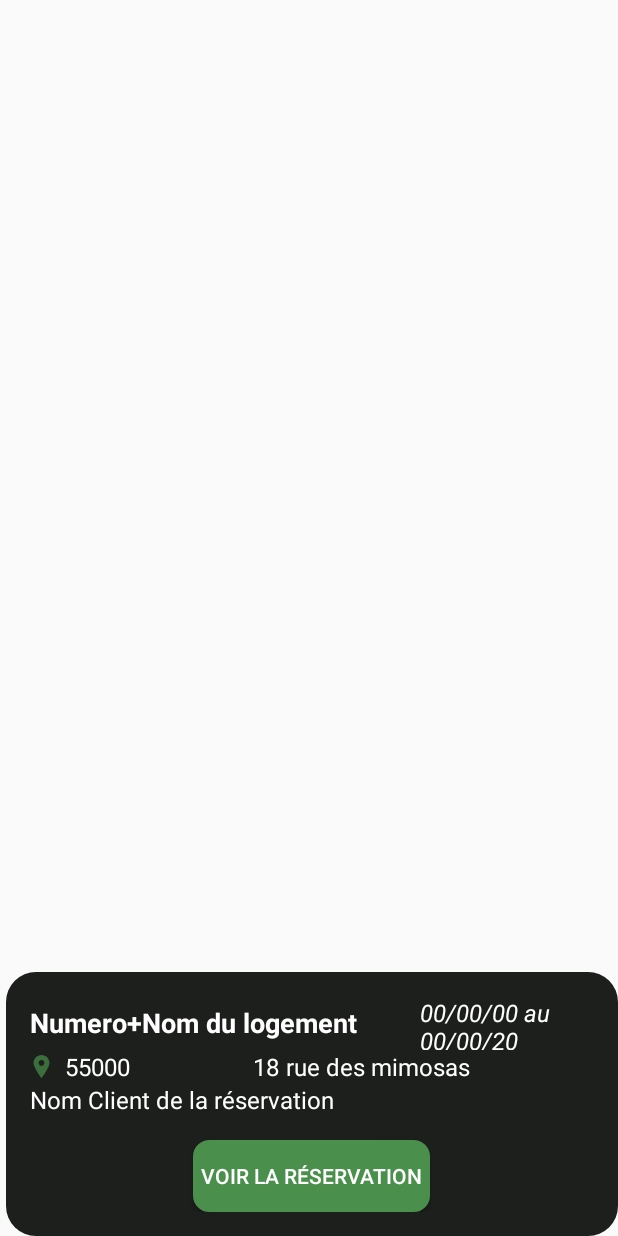
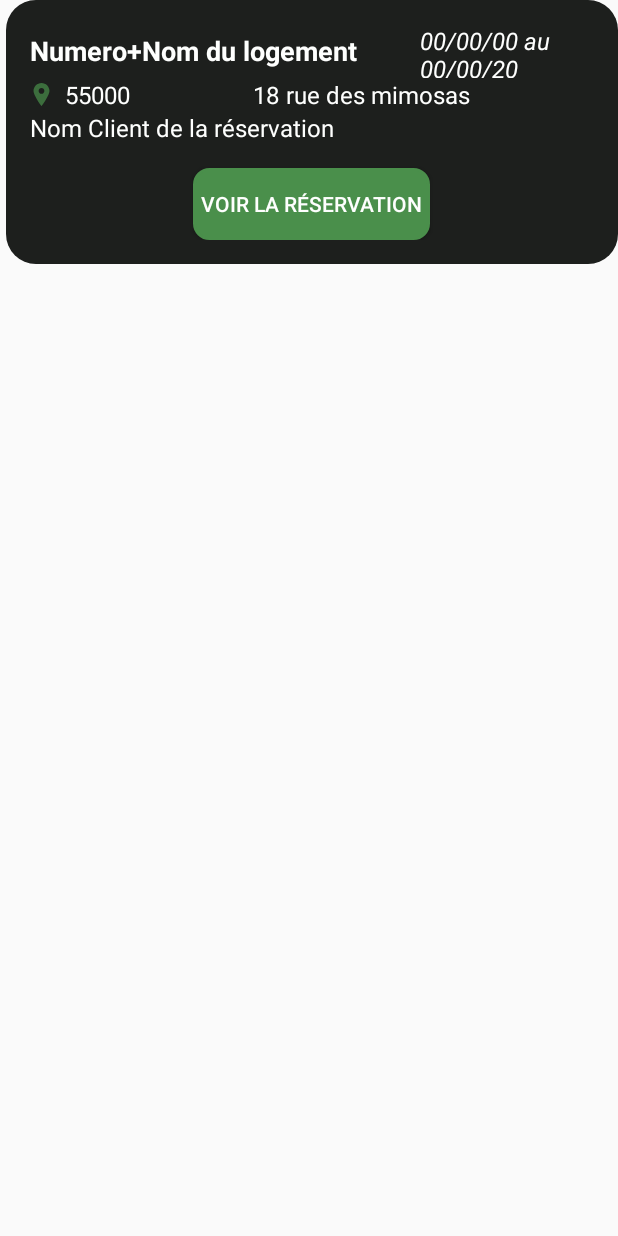
Before and after one commit to AmeEtYuki/ImmoMVCEDL, an Android app: the layout mr_reservations_card.xml on its own in the app's theme, with its tools: preview values and no code run, on a phone screen of 412 x 824 dp. Run offline under Robolectric (Android 15) with nearby library versions, the phone set to English and light mode, and no system bars.

Commit message:
affichage des reservations de l'utilisateur ( coté proprio )

```diff
--- a/app/src/main/java/com/example/oioj/MesLogementsActivity.kt
+++ b/app/src/main/java/com/example/oioj/MesLogementsActivity.kt
@@ -36,7 +36,6 @@ class MesLogementsActivity : AppCompatActivity() {
         return withContext(Dispatchers.IO) {
             try {
                 val token = gestionToken.getToken()
-                println("Le token retrouvé page logement est : $token")
                 val url = URL("http://api.immomvc.varin.ovh/?action=bien")
                 val httpURLConnection = url.openConnection() as HttpURLConnection
                 httpURLConnection.requestMethod = "POST"
--- a/app/src/main/res/layout/mr_reservations_card.xml
+++ b/app/src/main/res/layout/mr_reservations_card.xml
@@ -1,22 +1,18 @@
-<?xml version="1.0" encoding="utf-8"?>
-<androidx.constraintlayout.widget.ConstraintLayout xmlns:android="http://schemas.android.com/apk/res/android"
+<LinearLayout xmlns:android="http://schemas.android.com/apk/res/android"
     xmlns:app="http://schemas.android.com/apk/res-auto"
     android:layout_width="match_parent"
-    android:layout_height="match_parent">
+    android:layout_height="match_parent"
+    android:orientation="vertical">
 
     <LinearLayout
-        android:id="@+id/reservationsCard"
+        android:id="@+id/reservationsCardMR"
         android:layout_width="match_parent"
         android:layout_height="wrap_content"
         android:layout_marginStart="4dp"
-        android:layout_marginTop="20dp"
+        android:layout_marginBottom="16dp"
+        android:background="@drawable/carddynamic"
         android:orientation="vertical"
-        android:padding="16dp"
-        android:background="@drawable/carddynamic"
-        app:layout_constraintBottom_toBottomOf="parent"
-        app:layout_constraintStart_toStartOf="parent"
-        app:layout_constraintVertical_bias="0"
-        app:layout_constraintEnd_toEndOf="parent">
+        android:padding="16dp">
 
         <LinearLayout
             android:layout_width="match_parent"
@@ -25,24 +21,24 @@
             android:orientation="horizontal">
 
             <TextView
-                android:id="@+id/txtNumReservation"
+                android:id="@+id/titleCardMR"
                 android:layout_width="203dp"
                 android:layout_height="wrap_content"
                 android:layout_marginEnd="8dp"
                 android:layout_weight="1"
                 android:text="Numero+Nom du logement"
+                android:textColor="@color/txtWhite"
                 android:textSize="18sp"
-                android:textStyle="bold"
-                android:textColor="@color/txtWhite" />
+                android:textStyle="bold" />
 
             <TextView
-                android:id="@+id/dateReservationLogement"
+                android:id="@+id/dateReservationMR"
                 android:layout_width="116dp"
                 android:layout_height="36dp"
                 android:text="00/00/00 au 00/00/20"
+                android:textColor="@color/txtWhite"
                 android:textSize="16sp"
-                android:textStyle="italic"
-                android:textColor="@color/txtWhite" />
+                android:textStyle="italic" />
 
         </LinearLayout>
 
@@ -53,47 +49,50 @@
             android:orientation="horizontal">
 
             <TextView
-                android:id="@+id/txtCodePostal"
+                android:id="@+id/txtCodePostalMR"
                 android:layout_width="wrap_content"
                 android:layout_height="wrap_content"
                 android:layout_weight="1"
                 android:drawableLeft="@drawable/ic_location"
                 android:drawablePadding="8dp"
                 android:text="55000"
-                android:textSize="16sp"
-                android:textColor="@color/txtWhite" />
+                android:textColor="@color/txtWhite"
+                android:textSize="16sp" />
 
             <TextView
-                android:id="@+id/txtRue"
+                android:id="@+id/txtRueMR"
                 android:layout_width="wrap_content"
                 android:layout_height="wrap_content"
                 android:layout_weight="1"
                 android:drawablePadding="8dp"
                 android:text="18 rue des mimosas"
-                android:textSize="16sp"
-                android:textColor="@color/txtWhite" />
+                android:textColor="@color/txtWhite"
+                android:textSize="16sp" />
 
         </LinearLayout>
 
         <TextView
-            android:id="@+id/nomClient"
+            android:id="@+id/nomClientMR"
             android:layout_width="wrap_content"
             android:layout_height="wrap_content"
             android:layout_weight="1"
             android:drawablePadding="8dp"
             android:text="Nom Client de la réservation"
-            android:textSize="16sp"
-            android:textColor="@color/txtWhite" />
+            android:textColor="@color/txtWhite"
+            android:textSize="16sp" />
 
         <Button
-            android:id="@+id/supabutton"
+            android:id="@+id/confirmBtnMR"
             android:layout_width="wrap_content"
             android:layout_height="wrap_content"
             android:layout_gravity="center_horizontal"
             android:layout_marginTop="16dp"
+            android:background="@drawable/green_button_background"
             android:padding="5dp"
-            android:background="@drawable/green_button_background"
             android:text="Voir la réservation"
             android:textColor="@color/txtWhite" />
     </LinearLayout>
-</androidx.constraintlayout.widget.ConstraintLayout>
+
+    <!-- Vous pouvez ajouter d'autres cartes de réservation ici ou terminer la mise en page -->
+
+</LinearLayout>
```
Also changed, not shown: app/src/main/java/com/example/oioj/MesReservationsActivity.kt (+71 -0 lines), app/src/main/res/layout/mr_mes_reservations.xml (+15 -2 lines).
